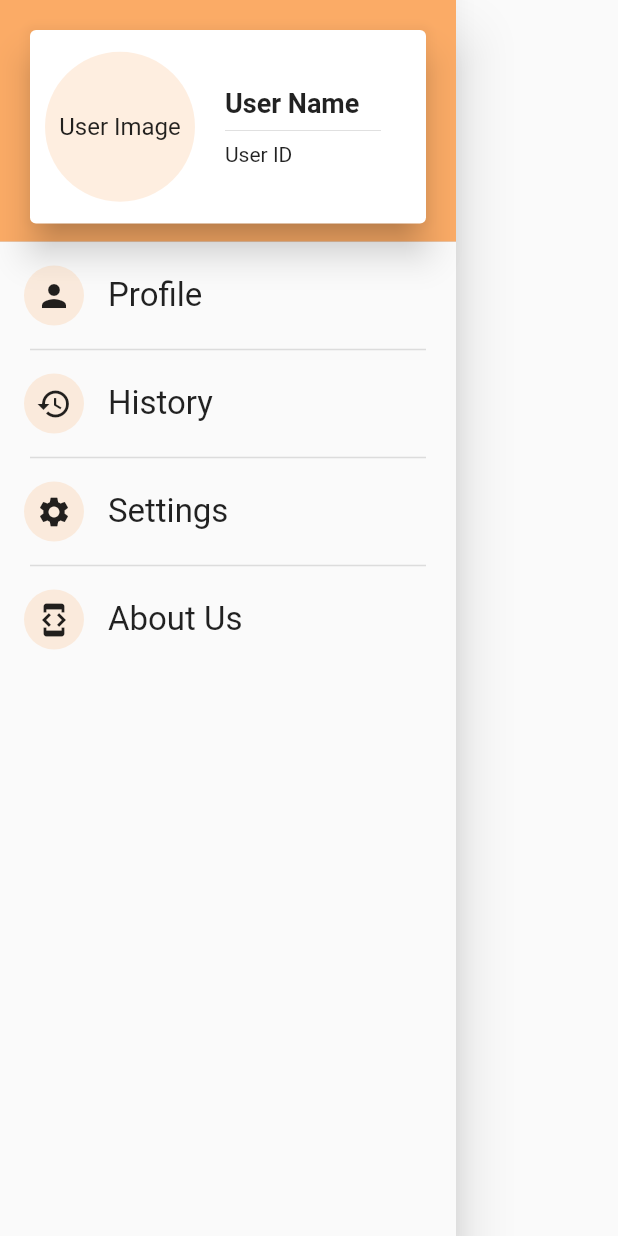
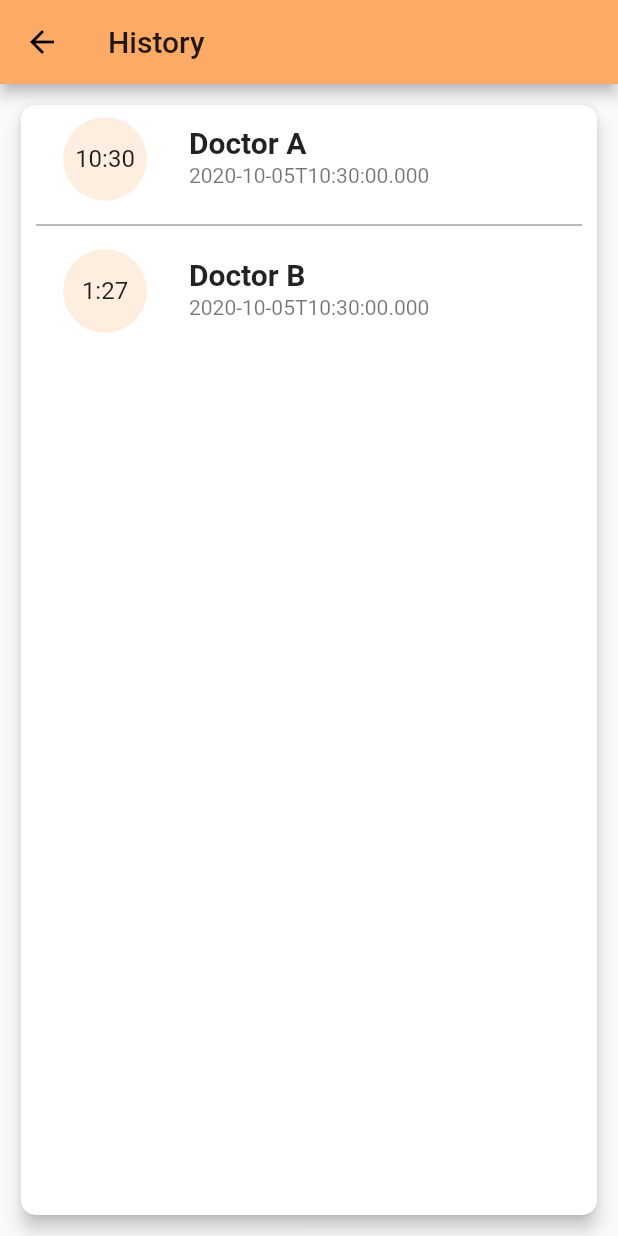
Before and after one commit to maharshimaniar/FinalYearProject_PatientApp, a Flutter app: the AppDrawer widget shown alone on an empty page, opened directly, after a tap on "History", on a phone screen of 412 x 824 dp. Run offline on Flutter 3.47's test engine with Material 2 defaults, Android fonts, the phone set to English and light mode, and no system bars; our stand-ins replace curved_navigation_bar, font_awesome_flutter, qr_flutter; missing offline and left inert: flutter_point_tab_bar, qrscan, rounded_flutter_datetime_picker; project files that could hold a hidden picture were left out.

Commit message:
Commit-5

```diff
--- a/lib/Classes/medicineReminder.dart
+++ b/lib/Classes/medicineReminder.dart
@@ -1,5 +1,3 @@
-import 'dart:ffi';
-
 import 'package:flutter/foundation.dart';
 
 //enum inTime {Before_Meal,After_Meal}
--- a/lib/Providers/appointmentProvider.dart
+++ b/lib/Providers/appointmentProvider.dart
@@ -16,10 +16,28 @@ class AppointmentProvider with ChangeNotifier {
           specialization: "MBBS",
         ),
         accessDateTime: DateTime.now().add(Duration(hours: 1))),
+    Appointment(
+        appointmentId: DateTime.now().toIso8601String(),
+        appointmentDateTime: DateTime.parse('2020-05-05 01:27:00'),
+        doctor: Doctor(
+          id: '2',
+          imageUrl: "https://picsum.photos/id/237/200/300",
+          name: "Doctor B",
+          contactNumber: "9876543210",
+          specialization: "MBBS",
+        ),
+        accessDateTime: DateTime.parse('2020-05-05 00:27:00')),
   ];
 
   List<Appointment> get appointmentList {
     return [..._appointmentList];
+  }
+
+  List<Appointment> get upcomingAppointments {
+    return [
+      ..._appointmentList.where((element) => element.appointmentDateTime
+          .isAfter(DateTime.parse('2020-05-06 00:00:00')))
+    ];
   }
 
   void addAppointment(
@@ -39,7 +57,9 @@ class AppointmentProvider with ChangeNotifier {
 
   void deleteSpecificDoctorAppointment(String id) {
     _appointmentList.removeWhere((element) {
-      if (element.doctor.id == id) {
+      if (element.doctor.id == id &&
+          element.appointmentDateTime
+              .isAfter(DateTime.parse('2020-06-06 00:00:00'))) {
         return true;
       }
       return false;
--- a/lib/Screens/appDrawer.dart
+++ b/lib/Screens/appDrawer.dart
@@ -1,3 +1,5 @@
+import 'package:FinalProject/Screens/historyScreen.dart';
+
 import 'package:flutter/material.dart';
 
 import '../Widgets/drawerHeaderCard.dart';
@@ -23,16 +25,26 @@ class AppDrawer extends StatelessWidget {
             ),
             onTap: () {},
           ),
-          Divider(thickness: 1,indent: 20,endIndent: 20,),
+          Divider(
+            thickness: 1,
+            indent: 20,
+            endIndent: 20,
+          ),
           ListTile(
             leading: CircleAvatar(child: Icon(Icons.history)),
             title: Text(
               "History",
               style: TextStyle(fontSize: 22),
             ),
-            onTap: () {},
+            onTap: () {
+              Navigator.popAndPushNamed(context, History.routeName);
+            },
           ),
-          Divider(thickness: 1,indent: 20,endIndent: 20,),
+          Divider(
+            thickness: 1,
+            indent: 20,
+            endIndent: 20,
+          ),
           ListTile(
             leading: CircleAvatar(child: Icon(Icons.settings)),
             title: Text(
@@ -41,7 +53,11 @@ class AppDrawer extends StatelessWidget {
             ),
             onTap: () {},
           ),
-          Divider(thickness: 1,indent: 20,endIndent: 20,),
+          Divider(
+            thickness: 1,
+            indent: 20,
+            endIndent: 20,
+          ),
           ListTile(
             leading: CircleAvatar(child: Icon(Icons.developer_mode)),
             title: Text(
@@ -50,6 +66,22 @@ class AppDrawer extends StatelessWidget {
             ),
             onTap: () {},
           ),
+          Divider(
+            thickness: 1,
+            indent: 20,
+            endIndent: 20,
+          ),
+          ListTile(
+            leading: CircleAvatar(child: Icon(Icons.exit_to_app)),
+            title: Text(
+              "Logout",
+              style: TextStyle(fontSize: 22),
+            ),
+            onTap: () {
+              Navigator.of(context).pop();
+              Navigator.of(context).popAndPushNamed('/');
+            },
+          ),
         ],
       ),
     );
--- a/lib/Screens/doctorScreen.dart
+++ b/lib/Screens/doctorScreen.dart
@@ -107,6 +107,7 @@ class _HomePageState extends State<DoctorScreen> {
                     } else if (direction == DismissDirection.startToEnd) {
                       _makePhoneCall(_doctorList[index].contactNumber);
                     }
+
                   },
                   onDismissed: (direction) {
                     setState(() {
@@ -133,7 +134,9 @@ class _HomePageState extends State<DoctorScreen> {
         ),
         floatingActionButton: FloatingActionButton(
             backgroundColor: Theme.of(context).primaryColor,
-            child: Icon(Icons.add),
+            child: Container(
+                padding: EdgeInsets.all(5),
+                child: Image.asset('assets/img/scan_qr.png')),
             onPressed: () async {
               await scanQRCode();
               bool result = Provider.of<DoctorProvider>(context, listen: false)
--- /dev/null
+++ b/lib/Screens/historyScreen.dart
@@ -0,0 +1,44 @@
+import 'package:FinalProject/Classes/appointment.dart';
+import 'package:FinalProject/Widgets/appointmentListTile.dart';
+import '../Providers/appointmentProvider.dart';
+import 'package:flutter/material.dart';
+import 'package:provider/provider.dart';
+
+class History extends StatelessWidget {
+  static const routeName = '/history';
+
+  @override
+  Widget build(BuildContext context) {
+    final List<Appointment> _appointmentList =
+        Provider.of<AppointmentProvider>(context, listen: false)
+            .appointmentList;
+    return Scaffold(
+      appBar: AppBar(
+        title: Text('History'),
+      ),
+      body: Container(
+        padding: EdgeInsets.all(10),
+        child: Card(
+          shape: RoundedRectangleBorder(borderRadius: BorderRadius.circular(10)),
+          elevation: 5,
+          child: ListView.separated(
+            separatorBuilder: (context, index) => Divider(
+              color: Colors.black54,
+              endIndent: 10,
+              indent: 10,
+            ),
+            itemCount: _appointmentList.length,
+            itemBuilder: (context, index) {
+              return AppointmentListTile(
+                  accessTime: _appointmentList[index].accessDateTime,
+                  doctor: _appointmentList[index].doctor,
+                  appointmentId: _appointmentList[index].appointmentId,
+                  appointmentDateTime:
+                      _appointmentList[index].appointmentDateTime);
+            },
+          ),
+        ),
+      ),
+    );
+  }
+}
--- a/lib/Screens/reminderScreen.dart
+++ b/lib/Screens/reminderScreen.dart
@@ -28,7 +28,7 @@ class _HomePageState extends State<ReminderScreen>
   @override
   Widget build(BuildContext context) {
     List<Appointment> _appointmentList =
-        Provider.of<AppointmentProvider>(context).appointmentList;
+        Provider.of<AppointmentProvider>(context).upcomingAppointments;
     List<MedicineReminder> _medicineReminderList =
         Provider.of<MedicineReminderProvider>(context).medicineReminderList;
     return Scaffold(
@@ -82,10 +82,10 @@ class _HomePageState extends State<ReminderScreen>
                       background: Container(
                         decoration: BoxDecoration(
                             borderRadius: BorderRadius.circular(18),
-                            color: Theme.of(context).errorColor),
+                            color: Theme.of(context).primaryColor),
                         child: Icon(
                           Icons.delete,
-                          color: Colors.white,
+                          color: Colors.red[700],
                           size: 40,
                         ),
                         alignment: Alignment.centerRight,
--- a/lib/main.dart
+++ b/lib/main.dart
@@ -1,4 +1,5 @@
 
+import 'package:FinalProject/Screens/historyScreen.dart';
 import 'package:flutter/material.dart';
 import 'package:provider/provider.dart';
 
@@ -55,6 +56,7 @@ class MyApp extends StatelessWidget {
         home: new LoginPage(),
         routes: {
           BasePage.routeName: (context) => BasePage(),
+          History.routeName: (context) => History(),
         },
       ),
     );
```
Also changed, not shown: lib/Widgets/modalBottomSheet.dart (+10 -13 lines), pubspec.yaml (+4 -11 lines), assets/img/scan_qr.png (added), pubspec.lock.
